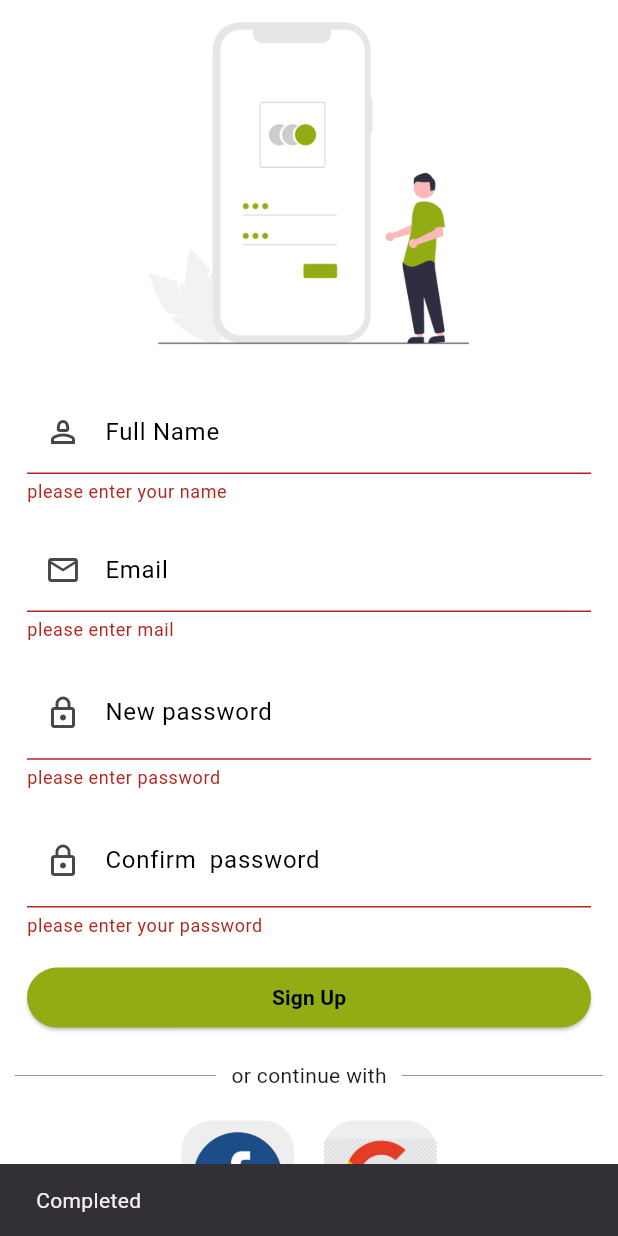
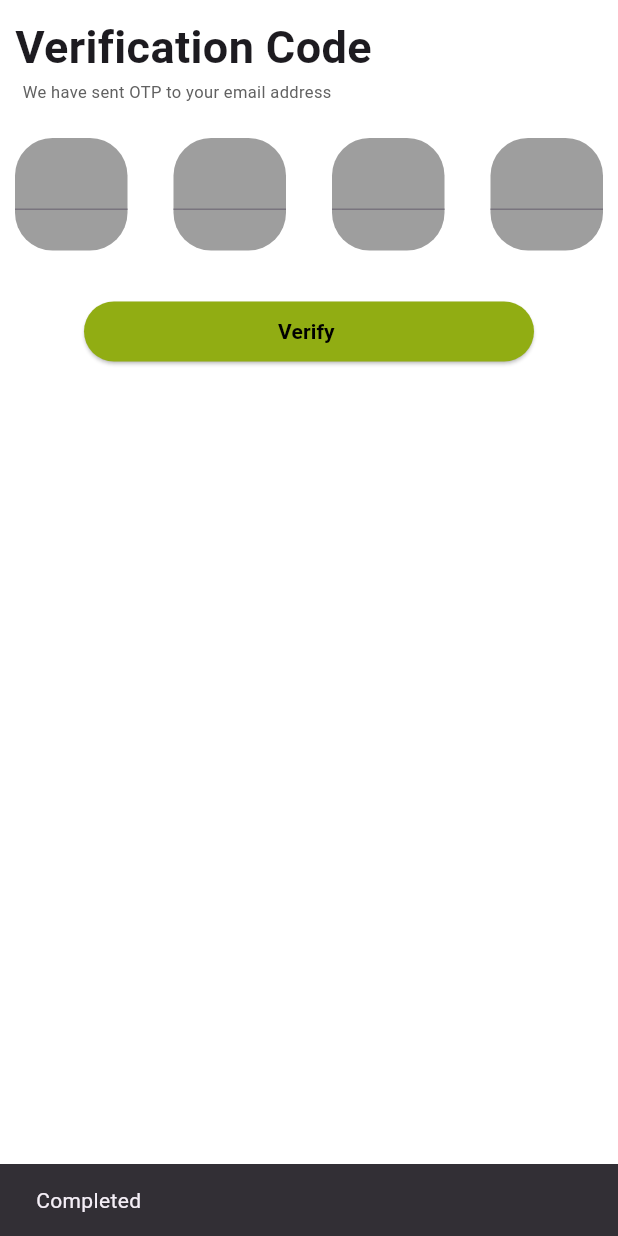
Before and after one commit to admin123KK/goodproject, a Flutter app: the SignUp screen opened directly, scrolled down 78 dp, after a tap on "Sign Up", on a phone screen of 412 x 824 dp. Run offline on Flutter 3.47's test engine with Material 3 defaults, Android fonts, the phone set to English and light mode, and no system bars.

Commit message:
woring with the opt ui

```diff
--- a/lib/login_page.dart
+++ b/lib/login_page.dart
@@ -65,13 +65,13 @@ class _LoginPageState extends State<LoginPage> {
                           focusedBorder: OutlineInputBorder(
                             borderSide:
                                 const BorderSide(color: Color(0xFF91AD13)),
-                            borderRadius: BorderRadius.circular(25),
+                            borderRadius: BorderRadius.circular(15),
                           ),
                           enabledBorder: OutlineInputBorder(
                             borderSide: const BorderSide(
                               color: Color(0xFF91AD13),
                             ),
-                            borderRadius: BorderRadius.circular(25),
+                            borderRadius: BorderRadius.circular(15),
                           ),
                         ),
                         validator: (value) {
@@ -114,11 +114,11 @@ class _LoginPageState extends State<LoginPage> {
                                 : Icons.visibility_off),
                           ),
                           focusedBorder: OutlineInputBorder(
-                              borderRadius: BorderRadius.circular(25),
+                              borderRadius: BorderRadius.circular(15),
                               borderSide:
                                   const BorderSide(color: Color(0xFF91AD13))),
                           enabledBorder: OutlineInputBorder(
-                              borderRadius: BorderRadius.circular(25),
+                              borderRadius: BorderRadius.circular(15),
                               borderSide:
                                   const BorderSide(color: Color(0xFF91AD13))),
                         ),
@@ -138,10 +138,13 @@ class _LoginPageState extends State<LoginPage> {
                     mainAxisAlignment: MainAxisAlignment.end,
                     children: [
                       TextButton(
-                          onPressed: () {},
-                          child: const Text('Forgot Password?',
-                              style: TextStyle(
-                                  color: Color(0xFF91AD13), fontSize: 13)))
+                        onPressed: () {},
+                        child: const Text(
+                          'Forgot Password?',
+                          style:
+                              TextStyle(color: Color(0xFF91AD13), fontSize: 13),
+                        ),
+                      )
                     ],
                   ),
                   Padding(
--- a/lib/main.dart
+++ b/lib/main.dart
@@ -2,6 +2,7 @@ import 'package:flutter/material.dart';
 import 'package:goodproject/home_page.dart';
 import 'package:goodproject/login_page.dart';
 import 'package:goodproject/start_page.dart';
+import 'package:goodproject/verifcation_page.dart';
 import 'package:goodproject/welcome_page.dart';
 
 void main() {
@@ -22,7 +23,8 @@ class MyApp extends StatelessWidget {
           'loginpage/': (context) => const LoginPage(),
           'homepage/':(context) => const HomePage(),
           'WelcomePage/': (context) =>const  WelcomePage(),
-          'StartPage/' : (context) => const StartPage()
+          'StartPage/' : (context) => const StartPage(),
+          'VerifactionPage': (context) => const VerifictionPage(),
         });
   }
 }
--- a/lib/signup_page.dart
+++ b/lib/signup_page.dart
@@ -1,5 +1,6 @@
 import 'package:flutter/material.dart';
 import 'package:goodproject/login_page.dart';
+import 'package:goodproject/verifcation_page.dart';
 
 class SignUp extends StatefulWidget {
   const SignUp({super.key});
@@ -184,7 +185,7 @@ class _SignUpState extends State<SignUp> {
                         validator: (value) {
                           if (value!.isEmpty) {
                             return 'please enter password';
-                          } else if (value!.length < 6) {
+                          } else if (value.length < 6) {
                             return "at least  6 character requried";
                           } else {
                             return null;
@@ -232,7 +233,7 @@ class _SignUpState extends State<SignUp> {
                         validator: (value) {
                           if (value!.isEmpty) {
                             return "please enter your password";
-                          } else if (value!.length < 6) {
+                          } else if (value.length < 6) {
                             return "invalid password";
                           } else {
                             return null;
@@ -249,7 +250,12 @@ class _SignUpState extends State<SignUp> {
                         style: ButtonStyle(
                             backgroundColor: MaterialStateProperty.all<Color>(
                                 Color(0xFF91AD13))),
-                        onPressed: () async {
+                        onPressed: ()  {
+                          Navigator.push(
+                              context,
+                              MaterialPageRoute(
+                                builder: (context) => VerifictionPage(),
+                              ));
                           _formKey.currentState!.validate();
                           ScaffoldMessenger.of(context).showSnackBar(SnackBar(
                             content: Text('Completed '),
@@ -274,9 +280,12 @@ class _SignUpState extends State<SignUp> {
                           color: Colors.grey[600],
                         ),
                       ),
-                      const Padding(
-                        padding: EdgeInsets.symmetric(horizontal: 10),
-                        child: Text('or continue with'),
+                      Padding(
+                        padding: const EdgeInsets.symmetric(horizontal: 10),
+                        child: Text(
+                          'or continue with',
+                          style: TextStyle(color: Colors.grey[600]),
+                        ),
                       ),
                       Expanded(
                           child: Divider(
--- /dev/null
+++ b/lib/verifcation_page.dart
@@ -0,0 +1,165 @@
+import 'package:flutter/material.dart';
+import 'package:flutter/services.dart';
+
+class VerifictionPage extends StatefulWidget {
+  const VerifictionPage({super.key});
+
+  @override
+  State<VerifictionPage> createState() => _VerifictionPageState();
+}
+
+class _VerifictionPageState extends State<VerifictionPage> {
+  final _formKey = GlobalKey<FormState>();
+  @override
+  Widget build(BuildContext context) {
+    return Scaffold(
+      backgroundColor: Colors.white,
+      body: Padding(
+        padding: EdgeInsets.all(10.0),
+        child: SafeArea(
+          child: Form(
+            key: _formKey,
+            child: Column(
+              children: [
+                Container(
+                  alignment: Alignment.topLeft,
+                  child: const Text(
+                    'Verification Code',
+                    style: TextStyle(fontWeight: FontWeight.bold, fontSize: 30),
+                  ),
+                ),
+                Padding(
+                  padding:
+                      const EdgeInsets.symmetric(horizontal: 5, vertical: 0),
+                  child: Container(
+                    alignment: Alignment.topLeft,
+                    child: Text(
+                      "We have sent OTP to your email address",
+                      style: TextStyle(fontSize: 11, color: Colors.grey[700]),
+                    ),
+                  ),
+                ),
+                const SizedBox(
+                  height: 23,
+                ),
+                Row(
+                  mainAxisAlignment: MainAxisAlignment.spaceBetween,
+                  children: [
+                    Container(
+                      height: 75,
+                      width: 75,
+                      child: TextField(
+                        onChanged: (value) {
+                          if (value.length == 1) {
+                            FocusScope.of(context).nextFocus();
+                          }
+                        },
+                        inputFormatters: [
+                          LengthLimitingTextInputFormatter(1),
+                          FilteringTextInputFormatter.digitsOnly
+                        ],
+                        style: TextStyle(
+                            fontWeight: FontWeight.bold, fontSize: 21),
+                        textAlign: TextAlign.center,
+                        keyboardType: TextInputType.number,
+                      ),
+                      decoration: BoxDecoration(
+                          color: Colors.grey[500],
+                          borderRadius: BorderRadius.circular(25)),
+                    ),
+                    Container(
+                      height: 75,
+                      width: 75,
+                      child: TextField(
+                        onChanged: (value) {
+                          if (value.length == 1) {
+                            FocusScope.of(context).nextFocus();
+                          }
+                        },
+                        textAlign: TextAlign.center,
+                        keyboardType: TextInputType.number,
+                        inputFormatters: [
+                          LengthLimitingTextInputFormatter(1),
+                          FilteringTextInputFormatter.digitsOnly
+                        ],
+                        style: TextStyle(
+                          fontWeight: FontWeight.bold,
+                          fontSize: 21,
+                        ),
+                      ),
+                      decoration: BoxDecoration(
+                          borderRadius: BorderRadius.circular(25),
+                          color: Colors.grey[500]),
+                    ),
+                    Container(
+                      height: 75,
+                      width: 75,
+                      child: TextField(
+                        onChanged: (value) {
+                          if (value.length == 1) {
+                            FocusScope.of(context).nextFocus();
+                          }
+                        },
+                        textAlign: TextAlign.center,
+                        keyboardType: TextInputType.number,
+                        style: TextStyle(
+                          fontWeight: FontWeight.bold,
+                          fontSize: 21,
+                        ),
+                        inputFormatters: [
+                          LengthLimitingTextInputFormatter(1),
+                          FilteringTextInputFormatter.digitsOnly
+                        ],
+                      ),
+                      decoration: BoxDecoration(
+                          borderRadius: BorderRadius.circular(25),
+                          color: Colors.grey[500]),
+                    ),
+                    Container(
+                      height: 75,
+                      width: 75,
+                      child: TextField(
+                        onChanged: (value) {
+                          if (value.length == 1) {
+                            FocusScope.of(context).enclosingScope;
+                          }
+                        },
+                        textAlign: TextAlign.center,
+                        keyboardType: TextInputType.number,
+                        style: TextStyle(
+                          fontWeight: FontWeight.bold,
+                          fontSize: 21,
+                        ),
+                        inputFormatters: [LengthLimitingTextInputFormatter(1)],
+                      ),
+                      decoration: BoxDecoration(
+                          borderRadius: BorderRadius.circular(25),
+                          color: Colors.grey[500]),
+                    ),
+                  ],
+                ),
+                SizedBox(
+                  height: 30,
+                ),
+                Container(
+                  width: 300,
+                  child: ElevatedButton(
+                    style: ButtonStyle(
+                        backgroundColor: MaterialStateProperty.all<Color>(
+                            Color(0xFF91AD13))),
+                    onPressed: () {},
+                    child: Text(
+                      'Verify ',
+                      style: TextStyle(
+                          color: Colors.black, fontWeight: FontWeight.bold),
+                    ),
+                  ),
+                )
+              ],
+            ),
+          ),
+        ),
+      ),
+    );
+  }
+}
```
